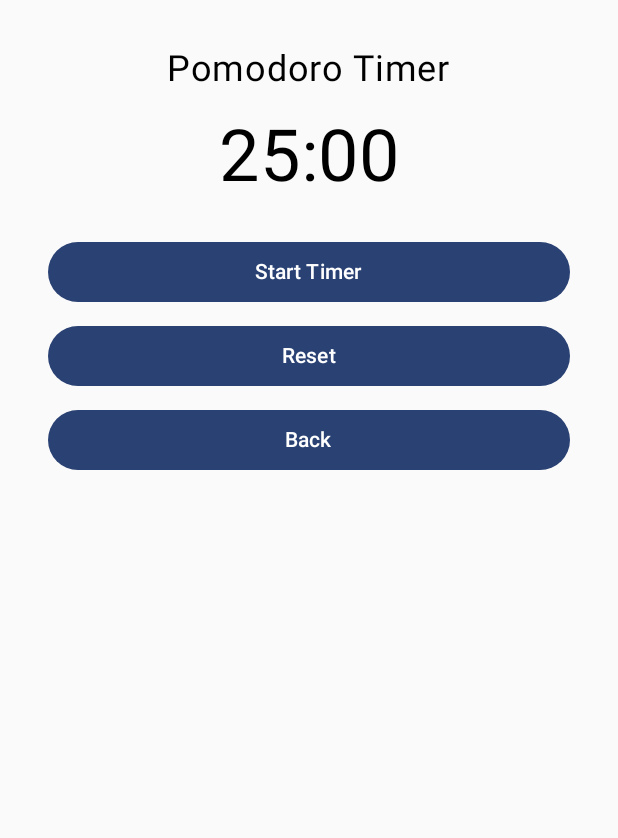
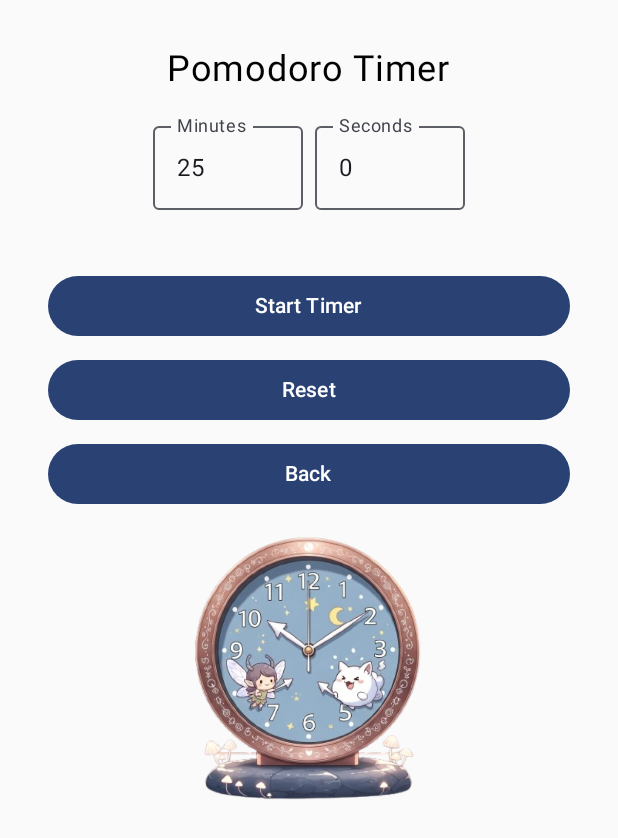
Before and after one commit to Tonx10/StudyApp, an Android app built with Jetpack Compose: the PomodoroScreen screen opened through its navigation route, after a tap on "Reset", on a phone screen of 412 x 824 dp. Shown: the top 838 px of the screen. Run offline under Robolectric (Android 15) with nearby library versions, the phone set to English and light mode, and no system bars; 1 other tap on this screen came first.

Commit message:
Decoration and finalize

```diff
--- a/app/src/main/AndroidManifest.xml
+++ b/app/src/main/AndroidManifest.xml
@@ -1,6 +1,8 @@
 <?xml version="1.0" encoding="utf-8"?>
 <manifest xmlns:android="http://schemas.android.com/apk/res/android"
     xmlns:tools="http://schemas.android.com/tools" >
+
+    <uses-permission android:name="android.permission.VIBRATE"/>
 
     <application
         android:allowBackup="true"
--- a/app/src/main/java/com/example/studyapp/DataManager.kt
+++ b/app/src/main/java/com/example/studyapp/DataManager.kt
@@ -10,17 +10,14 @@ import com.google.gson.reflect.TypeToken
 import kotlinx.coroutines.flow.first
 import kotlinx.serialization.Serializable
 
-// DataStore keys
 val Context.dataStore by preferencesDataStore(name = "user_prefs")
 
-// Preferences Keys object
 object PreferencesKeys {
     val XP = intPreferencesKey("xp")
     val LEVEL = intPreferencesKey("level")
     val TASKS = stringPreferencesKey("tasks")
 }
 
-// A serializable data class to save to DataStore
 @Serializable
 data class SerializableTask(
     val name: String,
--- a/app/src/main/java/com/example/studyapp/MainActivity.kt
+++ b/app/src/main/java/com/example/studyapp/MainActivity.kt
@@ -49,6 +49,15 @@ import com.example.studyapp.viewmodel.MainViewModelFactory
 import java.text.SimpleDateFormat
 import java.util.Calendar
 import java.util.Locale
+import android.content.Context
+import android.media.MediaPlayer
+import android.os.VibrationEffect
+import android.os.Vibrator
+import androidx.compose.foundation.layout.Box
+import androidx.compose.foundation.Image
+import androidx.compose.ui.res.painterResource
+import com.example.studyapp.R
+
 
 class MainActivity : ComponentActivity() {
     private val viewModel: MainViewModel by viewModels {
@@ -96,11 +105,14 @@ fun DashboardScreen(viewModel: MainViewModel, onNavigate: (String) -> Unit) {
         targetValue = xp / 200f,
         label = "XP Progress"
     )
-
     Column(modifier = Modifier
         .fillMaxSize()
         .padding(16.dp)) {
-
+        Image(
+            painter = painterResource(id = R.drawable.student_with_sword),
+            contentDescription = "Decorative image"
+        )
+        Spacer(modifier = Modifier.height(8.dp))
         Text("Welcome Lisa!", fontSize = 24.sp)
         Spacer(modifier = Modifier.height(8.dp))
 
@@ -226,7 +238,22 @@ fun CreateTaskScreen(viewModel: MainViewModel, onBack: () -> Unit) {
             Text(if (taskDue.isEmpty()) "Select Due Date" else "Due: $taskDue")
         }
 
-        val taskTypes = listOf("Chore", "Homework", "Study for Test", "Group Project")
+        val taskTypes = listOf(
+            "Chore",
+            "Homework",
+            "Study for Test",
+            "Group Project",
+            "Reading",
+            "Exercise",
+            "Household",
+            "Planning",
+            "Creative Project",
+            "Personal Development",
+            "Errands",
+            "Finances",
+            "Health",
+            "Social"
+        )
 
         ExposedDropdownMenuBox(
             expanded = expanded,
@@ -266,14 +293,40 @@ fun CreateTaskScreen(viewModel: MainViewModel, onBack: () -> Unit) {
         ) {
             Text("Add Task")
         }
+        Spacer(modifier = Modifier.height(8.dp))
+        Image(
+            painter = painterResource(id = R.drawable.quest_scroll),
+            contentDescription = "Decorative image"
+        )
     }
 }
 
 
 @Composable
 fun PomodoroScreen(viewModel: MainViewModel, onBack: () -> Unit) {
+    var inputMinutes by remember { mutableStateOf("25") }
+    var inputSeconds by remember { mutableStateOf("0") }
+    val context = LocalContext.current
     val time by viewModel.formatTime().collectAsState(initial = "25:00")
     val isRunning by viewModel.isRunning.collectAsState()
+    var showDialog by remember { mutableStateOf(false) }
+
+    LaunchedEffect(time) {
+        if (time == "00:00") {
+            showDialog = true
+
+            val mediaPlayer = MediaPlayer.create(context, android.provider.Settings.System.DEFAULT_NOTIFICATION_URI)
+            mediaPlayer.start()
+
+            val vibrator = context.getSystemService(Context.VIBRATOR_SERVICE) as Vibrator
+            if (android.os.Build.VERSION.SDK_INT >= android.os.Build.VERSION_CODES.O) {
+                vibrator.vibrate(VibrationEffect.createOneShot(500, VibrationEffect.DEFAULT_AMPLITUDE))
+            } else {
+                @Suppress("DEPRECATION")
+                vibrator.vibrate(500)
+            }
+        }
+    }
 
     Column(
         modifier = Modifier
@@ -283,11 +336,43 @@ fun PomodoroScreen(viewModel: MainViewModel, onBack: () -> Unit) {
     ) {
         Text("Pomodoro Timer", fontSize = 24.sp)
         Spacer(modifier = Modifier.height(16.dp))
-        Text(time, fontSize = 48.sp)
+
+        Box(
+            modifier = Modifier.padding(bottom = 16.dp),
+            contentAlignment = Alignment.Center
+        ) {
+            if (!isRunning) {
+                Row(
+                    horizontalArrangement = Arrangement.spacedBy(8.dp),
+                    verticalAlignment = Alignment.CenterVertically
+                ) {
+                    OutlinedTextField(
+                        value = inputMinutes,
+                        onValueChange = { inputMinutes = it.filter { c -> c.isDigit() } },
+                        label = { Text("Minutes") },
+                        singleLine = true,
+                        modifier = Modifier.width(100.dp)
+                    )
+                    OutlinedTextField(
+                        value = inputSeconds,
+                        onValueChange = { inputSeconds = it.filter { c -> c.isDigit() } },
+                        label = { Text("Seconds") },
+                        singleLine = true,
+                        modifier = Modifier.width(100.dp)
+                    )
+                }
+            } else {
+                Text(time, fontSize = 48.sp)
+            }
+        }
+
         Spacer(modifier = Modifier.height(24.dp))
 
         Button(
-            onClick = { viewModel.startTimer() },
+            onClick = {
+                val totalSeconds = inputMinutes.toIntOrNull()?.times(60)?.plus(inputSeconds.toIntOrNull() ?: 0) ?: 1500
+                viewModel.startTimer(totalSeconds)
+            },
             enabled = !isRunning,
             modifier = Modifier.fillMaxWidth()
         ) {
@@ -297,7 +382,11 @@ fun PomodoroScreen(viewModel: MainViewModel, onBack: () -> Unit) {
         Spacer(modifier = Modifier.height(8.dp))
 
         Button(
-            onClick = { viewModel.resetTimer() },
+            onClick = {
+                viewModel.resetTimer()
+                inputMinutes = "25"
+                inputSeconds = "0"
+            },
             modifier = Modifier.fillMaxWidth()
         ) {
             Text("Reset")
@@ -307,5 +396,28 @@ fun PomodoroScreen(viewModel: MainViewModel, onBack: () -> Unit) {
         Button(onClick = onBack, modifier = Modifier.fillMaxWidth()) {
             Text("Back")
         }
+        Spacer(modifier = Modifier.height(8.dp))
+        Image(
+            painter = painterResource(id = R.drawable.study_clock),
+            contentDescription = "Decorative image"
+        )
+    }
+
+    if (showDialog) {
+        androidx.compose.material3.AlertDialog(
+            onDismissRequest = { showDialog = false },
+            title = { Text("Time's Up!") },
+            text = { Text("Good job! Take a break or start another session.") },
+            confirmButton = {
+                Button(onClick = {
+                    showDialog = false
+                    viewModel.resetTimer()
+                    inputMinutes = "25"
+                    inputSeconds = "0"
+                }) {
+                    Text("OK")
+                }
+            }
+        )
     }
 }
--- a/app/src/main/java/com/example/studyapp/MainViewModel.kt
+++ b/app/src/main/java/com/example/studyapp/MainViewModel.kt
@@ -1,10 +1,8 @@
 package com.example.studyapp
 
 import android.content.Context
-import android.system.Os.remove
 import androidx.compose.runtime.*
 import androidx.lifecycle.ViewModel
-import androidx.lifecycle.ViewModelProvider
 import androidx.lifecycle.viewModelScope
 import com.example.studyapp.datastore.DataStoreHelper
 import kotlinx.coroutines.delay
@@ -34,7 +32,17 @@ class MainViewModel(private val context: Context) : ViewModel() {
         "Chore" to 10,
         "Homework" to 20,
         "Study for Test" to 35,
-        "Group Project" to 50
+        "Group Project" to 50,
+        "Reading" to 30,
+        "Exercise" to 15,
+        "Household" to 15,
+        "Planning" to 10,
+        "Creative Project" to 45,
+        "Personal Development" to 30,
+        "Errands" to 10,
+        "Finances" to 25,
+        "Health" to 20,
+        "Social" to 5
     )
 
     private val _timeLeft = MutableStateFlow(25 * 60)
@@ -42,7 +50,7 @@ class MainViewModel(private val context: Context) : ViewModel() {
 
     private val _isRunning = MutableStateFlow(false)
     val isRunning: StateFlow<Boolean> = _isRunning.asStateFlow()
-
+    private var initialTimerDuration = 25 * 60
     private var timerJob: Job? = null
 
     init {
@@ -77,7 +85,7 @@ class MainViewModel(private val context: Context) : ViewModel() {
     private fun gainXp(amount: Int) {
         val newXp = xp.value + amount
         if (newXp >= 200) {
-            level.value = level.value + 1
+            level.value += 1
             xp.value = newXp - 200
         } else {
             xp.value = newXp
@@ -85,10 +93,13 @@ class MainViewModel(private val context: Context) : ViewModel() {
         saveData()
     }
 
-    fun startTimer() {
+    fun startTimer(totalSeconds: Int) {
         if (_isRunning.value) return
 
+        initialTimerDuration = totalSeconds
+        _timeLeft.value = totalSeconds
         _isRunning.value = true
+
         timerJob = viewModelScope.launch {
             while (_timeLeft.value > 0) {
                 delay(1000L)
@@ -98,11 +109,13 @@ class MainViewModel(private val context: Context) : ViewModel() {
         }
     }
 
+
     fun resetTimer() {
         timerJob?.cancel()
-        _timeLeft.value = 25 * 60
+        _timeLeft.value = initialTimerDuration
         _isRunning.value = false
     }
+
 
     fun formatTime(): Flow<String> {
         return timeLeft.map { timeInSeconds ->
```
Also changed, not shown: app/src/main/res/drawable/quest_scroll.jpg (added), app/src/main/res/drawable/student_with_sword.jpg (added), app/src/main/res/drawable/study_clock.png (added).
